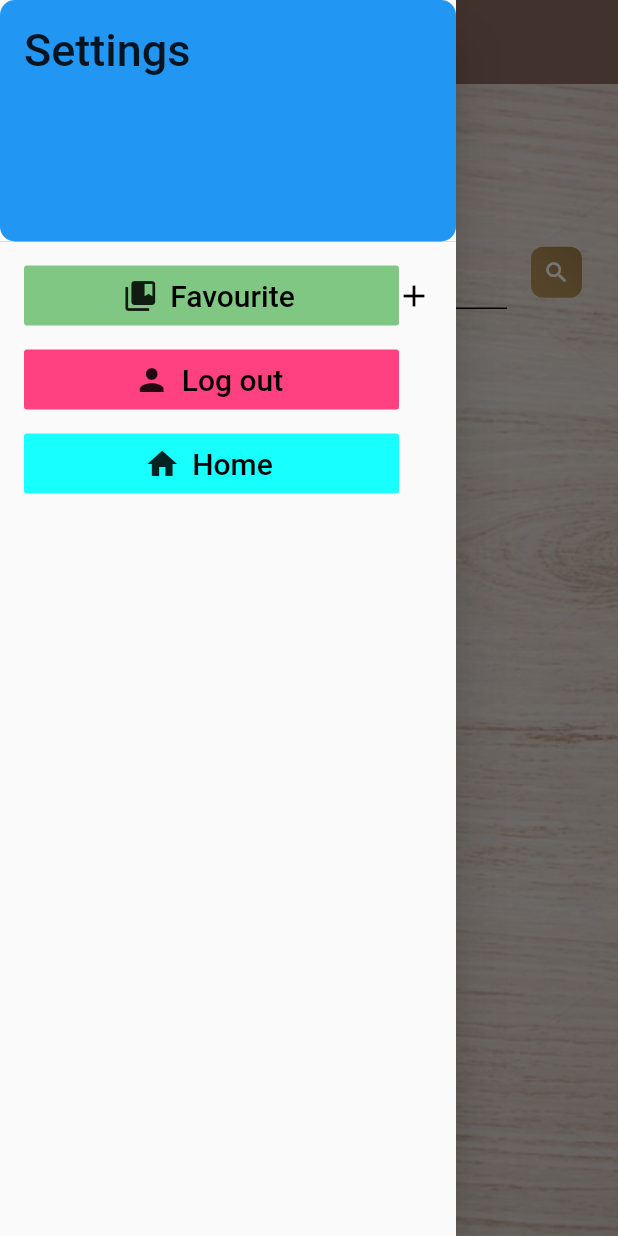
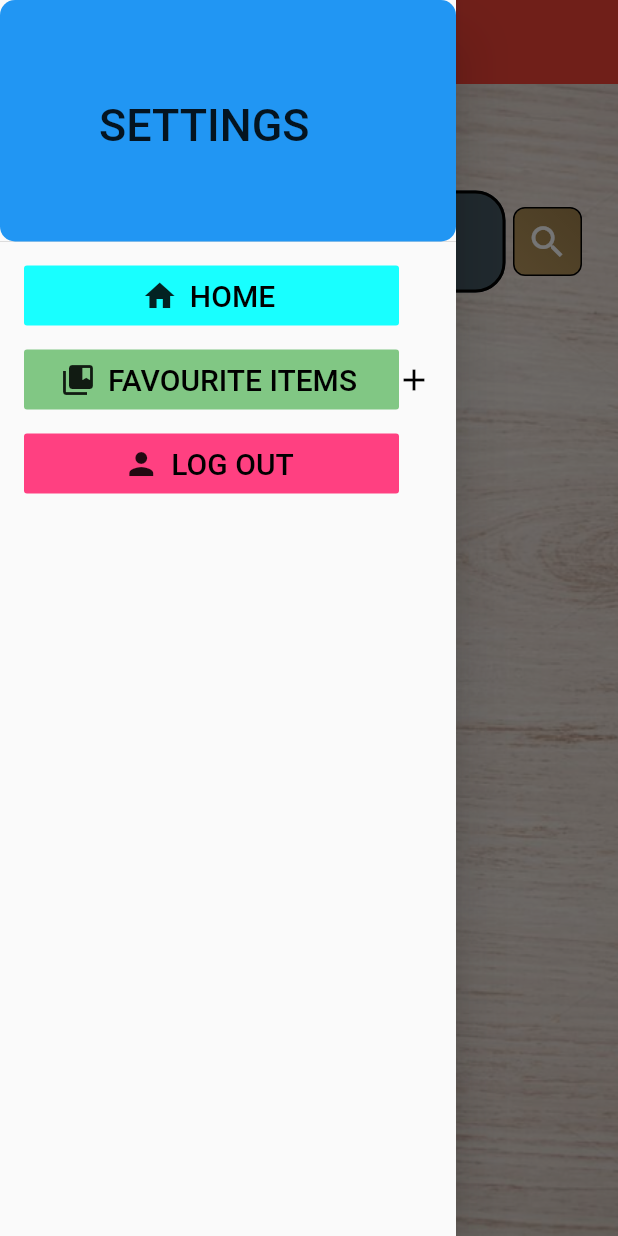
Before and after one commit to ayushvs2001/Western-Recipe-App, a Flutter app: the screen it shows once a user with an empty profile is signed in, with the side drawer open, on a phone screen of 412 x 824 dp. Run offline on Flutter 3.47's test engine with Material 2 defaults, Android fonts, the phone set to English and light mode, and no system bars; our stand-ins replace cloud_firestore, firebase_auth, firebase_core, flutter_spinkit, webview_flutter; accounts and stored records are empty.

Commit message:
third commit

```diff
--- a/lib/screen/drawer/main_drawer.dart
+++ b/lib/screen/drawer/main_drawer.dart
@@ -25,9 +25,12 @@ class _MainDrawerState extends State<MainDrawer> {
         physics: ClampingScrollPhysics(),
         children: <Widget>[
           DrawerHeader(
-              child: Text("Settings", style: TextStyle(
-                fontSize: 30
-              ),
+              child: Padding(
+                padding: const EdgeInsets.all(50.0),
+                child: Text("SETTINGS", style: TextStyle(
+                  fontSize: 30
+                ),
+                ),
               ),
             decoration: BoxDecoration(
               color: Colors.blue,
@@ -42,8 +45,23 @@ class _MainDrawerState extends State<MainDrawer> {
                   leading: FlatButton.icon(
                     minWidth: 250,
                     height: 40,
+                    onPressed: () async {
+                      Navigator.of(context).pop(true);  // back button
+                    },
+                    icon: Icon(Icons.home),
+                    label: Text("HOME", style: TextStyle(
+                      fontSize: 20,
+                      color: Colors.black,
+                    ),),
+                    color: Colors.cyanAccent,
+                  ),
+                ),
+                ListTile(
+                  leading: FlatButton.icon(
+                    minWidth: 250,
+                    height: 40,
                     icon: Icon(Icons.collections_bookmark),
-                    label: Text("Favourite", style: TextStyle(
+                    label: Text("FAVOURITE ITEMS", style: TextStyle(
                       fontSize: 20,
                       color: Colors.black,
                     ),
@@ -66,26 +84,11 @@ class _MainDrawerState extends State<MainDrawer> {
                       await _auth.signOut();
                     },
                     icon: Icon(Icons.person),
-                    label: Text("Log out", style: TextStyle(
+                    label: Text("LOG OUT", style: TextStyle(
                       fontSize: 20,
                       color: Colors.black,
                     ),),
                     color: Colors.pinkAccent,
-                  ),
-                ),
-                ListTile(
-                  leading: FlatButton.icon(
-                    minWidth: 250,
-                    height: 40,
-                    onPressed: () async {
-                      Navigator.of(context).pop(true);  // back button
-                    },
-                    icon: Icon(Icons.home),
-                    label: Text("Home", style: TextStyle(
-                      fontSize: 20,
-                      color: Colors.black,
-                    ),),
-                    color: Colors.cyanAccent,
                   ),
                 ),
               ],
--- a/lib/screen/home/home.dart
+++ b/lib/screen/home/home.dart
@@ -19,10 +19,10 @@ class _HomeState extends State<Home> {
   @override
   Widget build(BuildContext context) {
     return Scaffold(
-      backgroundColor: Colors.brown[50],
+      backgroundColor: Colors.red,
       appBar: AppBar(
         title: Text("WESTERN RECIPE APP"),
-        backgroundColor: Colors.brown[400],
+        backgroundColor: Colors.red,
         elevation: 0.0,
       ),
       drawer: MainDrawer(),
@@ -50,10 +50,11 @@ class _HomeState extends State<Home> {
                         fontSize: 20,
                         color: Colors.black,
                         fontWeight: FontWeight.w400,
-                        fontFamily: 'Overpass'),
+                        fontFamily: 'Overpass',
+                    ),
                   ),
                   SizedBox(
-                    height: 40,
+                    height: 10,
                   ),
                   Container(
                     child: Row(
@@ -62,26 +63,30 @@ class _HomeState extends State<Home> {
                           child: TextField(
                             controller: textEditingController,
                             style: TextStyle(
-                                fontSize: 16,
-                                color: Colors.black,
+                                fontSize: 18,
+                                color: Colors.white,
                                 fontFamily: 'Overpass'),
                             decoration: InputDecoration(
                               hintText: "Enter Food Name/Ingridients",
+                              fillColor: Colors.blueGrey[700],
+                              filled: true,
                               hintStyle: TextStyle(
-                                  fontSize: 16,
-                                  color: Colors.black.withOpacity(0.5),
+                                  fontSize: 18,
+                                  color: Colors.white,
                                   fontFamily: 'Overpass'),
-                              enabledBorder: UnderlineInputBorder(
-                                borderSide: BorderSide(color: Colors.black),
+                              enabledBorder: OutlineInputBorder(
+                                borderSide: BorderSide(color: Colors.black, width: 2.0),
+                                borderRadius: BorderRadius.circular(20.0)
                               ),
-                              focusedBorder: UnderlineInputBorder(
-                                borderSide: BorderSide(color: Colors.black),
+                              focusedBorder: OutlineInputBorder(
+                                borderSide: BorderSide(color: Colors.white, width: 2.0),
+                                  borderRadius: BorderRadius.circular(20.0),
                               ),
                             ),
                           ),
                         ),
                         SizedBox(
-                          width: 16,
+                          width: 5,
                         ),
                         InkWell(  // it is rectangular area that respond to touch.
                             onTap: () async {
@@ -109,6 +114,7 @@ class _HomeState extends State<Home> {
                             child: Container(
                               decoration: BoxDecoration(
                                   borderRadius: BorderRadius.circular(8),
+                                  border: Border.all(color: Colors.black),
                                   gradient: LinearGradient(
                                       colors: [
                                         const Color(0xffA2834D),
@@ -122,8 +128,8 @@ class _HomeState extends State<Home> {
                                 children: <Widget>[
                                   Icon(
                                       Icons.search,
-                                      size: 18,
-                                      color: Colors.white
+                                      size: 28,
+                                      color: Colors.white,
                                   ),
                                 ],
                               ),
--- a/lib/screen/home/recipe_tile.dart
+++ b/lib/screen/home/recipe_tile.dart
@@ -81,7 +81,7 @@ class _RecipieTileState extends State<RecipieTile> {
                     ) : SizedBox(),
                   ),
                   Container(
-                    width: 240,
+                    width: 260,
                     alignment: Alignment.bottomLeft,
                     decoration: BoxDecoration(
                         borderRadius: BorderRadius.circular(25.0),
--- a/lib/shared/constants.dart
+++ b/lib/shared/constants.dart
@@ -4,9 +4,9 @@ const textInputDecoration =  InputDecoration(
   fillColor: Colors.white,
   filled: true,
   enabledBorder: OutlineInputBorder(
-      borderSide: BorderSide(color: Colors.white, width:2.0)
+      borderSide: BorderSide(color: Colors.white, width:2.0,),
   ),
   focusedBorder: OutlineInputBorder(
-      borderSide: BorderSide(color: Colors.pink, width:2.0)
+      borderSide: BorderSide(color: Colors.blueAccent, width:2.0)
   ),
 );
```
Also changed, not shown: lib/screen/authenticate/register_signIn.dart (+16 -16 lines).
